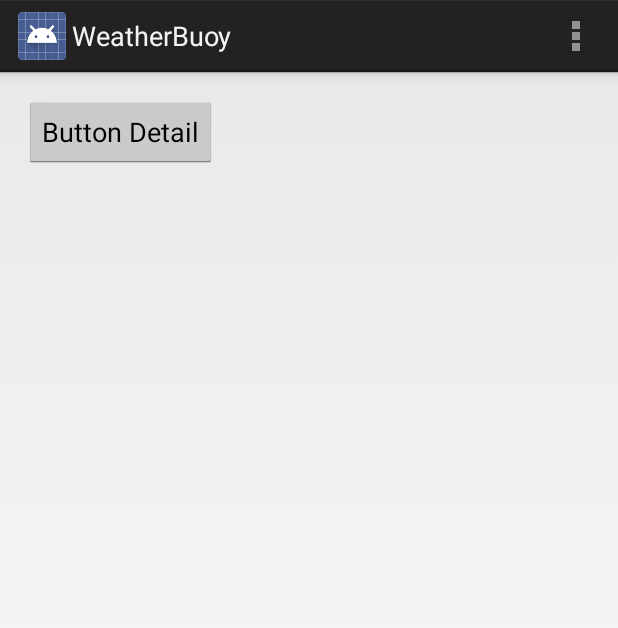
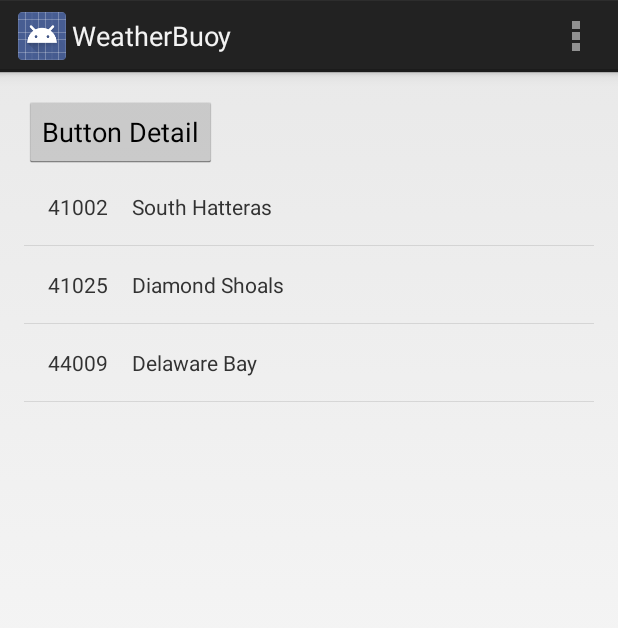
Before and after one commit to krschultz/AndroidWeatherBuoyDemo, an Android app: the screen it shows after launch (BuoyListingActivity), on a phone screen of 412 x 824 dp. Shown: the top 628 px of the screen. Run offline under Robolectric (Android 15) with nearby library versions, the phone set to English and light mode, and no system bars.

Commit message:
add basic list view & adapter to master screen

```diff
--- a/app/src/main/java/com/kevinrschultz/weatherbuoy/data/FakeBuoyListingGenerator.java
+++ b/app/src/main/java/com/kevinrschultz/weatherbuoy/data/FakeBuoyListingGenerator.java
@@ -11,6 +11,10 @@ import java.util.List;
 public class FakeBuoyListingGenerator {
 
     public static List<BuoyDescription> makeAtlanticBuoyListings() {
-        return Lists.newArrayList(new BuoyDescription(1, "test"));
+        BuoyDescription one = new BuoyDescription(41002, "South Hatteras");
+        BuoyDescription two = new BuoyDescription(41025, "Diamond Shoals");
+        BuoyDescription three = new BuoyDescription(44009, "Delaware Bay");
+        return Lists.newArrayList(one, two, three);
     }
+
 }
--- /dev/null
+++ b/app/src/main/java/com/kevinrschultz/weatherbuoy/ui/BaseArrayAdapter.java
@@ -0,0 +1,82 @@
+package com.kevinrschultz.weatherbuoy.ui;
+
+import android.content.Context;
+import android.view.LayoutInflater;
+import android.view.View;
+import android.view.ViewGroup;
+import android.widget.ArrayAdapter;
+
+import java.util.List;
+
+/**
+ * Add newView/bindView methods to ArrayAdapter
+ */
+public abstract class BaseArrayAdapter<T, VH> extends ArrayAdapter<T> {
+
+    private LayoutInflater mInflater;
+
+    private int mLayout;
+
+    /** {@inheritDoc} */
+    public BaseArrayAdapter(Context context, int resource) {
+        super(context, resource);
+        init(resource);
+    }
+
+    /** {@inheritDoc} */
+    public BaseArrayAdapter(Context context, int resource, int textViewResourceId) {
+        super(context, resource, textViewResourceId);
+        init(resource);
+    }
+
+    /** {@inheritDoc} */
+    public BaseArrayAdapter(Context context, int resource, T[] objects) {
+        super(context, resource, objects);
+        init(resource);
+    }
+
+    /** {@inheritDoc} */
+    public BaseArrayAdapter(Context context, int resource, int textViewResourceId, T[] objects) {
+        super(context, resource, textViewResourceId, objects);
+        init(resource);
+    }
+
+    /** {@inheritDoc} */
+    public BaseArrayAdapter(Context context, int resource, List<T> objects) {
+        super(context, resource, objects);
+        init(resource);
+    }
+
+    /** {@inheritDoc} */
+    public BaseArrayAdapter(Context context, int resource, int textViewResourceId, List<T> objects) {
+        super(context, resource, textViewResourceId, objects);
+        init(resource);
+    }
+
+    private void init(int resource) {
+        mLayout = resource;
+        mInflater = (LayoutInflater) getContext().getSystemService(Context.LAYOUT_INFLATER_SERVICE);
+    }
+
+    @Override
+    public View getView(int position, View convertView, ViewGroup parent) {
+        View v;
+        if (convertView == null) {
+            v = newView(getContext(), position, parent);
+            v.setTag(getViewHolder(v, position, getContext()));
+        } else {
+            v = convertView;
+        }
+        bindView(v, position, getContext());
+        return v;
+    }
+
+    protected View newView(Context context, int position, ViewGroup parent) {
+        return mInflater.inflate(mLayout, parent, false);
+    }
+
+    protected abstract VH getViewHolder(View v, int position, Context c);
+
+    protected abstract void bindView(View v, int position, Context context);
+
+}
--- /dev/null
+++ b/app/src/main/java/com/kevinrschultz/weatherbuoy/ui/BuoyDescriptionAdapter.java
@@ -0,0 +1,45 @@
+package com.kevinrschultz.weatherbuoy.ui;
+
+import android.content.Context;
+import android.view.View;
+import android.widget.TextView;
+
+import com.kevinrschultz.weatherbuoy.R;
+import com.kevinrschultz.weatherbuoy.model.BuoyDescription;
+
+/**
+ * @author Kevin Schultz (kschultz@gilt.com)
+ */
+public class BuoyDescriptionAdapter extends BaseArrayAdapter<BuoyDescription, BuoyDescriptionAdapter.ViewHolder> {
+
+    public BuoyDescriptionAdapter(Context context) {
+        super(context, R.layout.row_buoy_description);
+    }
+
+    @Override
+    public void bindView(View v, int position, Context context) {
+        ViewHolder holder = (ViewHolder) v.getTag();
+        BuoyDescription description = getItem(position);
+        holder.id.setText(Integer.toString(description.getId()));
+        holder.name.setText(description.getName());
+    }
+
+    @Override
+    protected ViewHolder getViewHolder(View v, int position, Context c) {
+        ViewHolder holder;
+        if (v.getTag() instanceof ViewHolder) {
+            holder = ViewHolder.class.cast(v.getTag());
+        } else {
+            holder = new ViewHolder();
+            holder.id = (TextView) v.findViewById(R.id.row_buoy_description_id);
+            holder.name = (TextView) v.findViewById(R.id.row_buoy_description_name);
+        }
+        return holder;
+    }
+
+    static class ViewHolder {
+        TextView id;
+        TextView name;
+    }
+
+}
--- a/app/src/main/java/com/kevinrschultz/weatherbuoy/ui/BuoyListingFragment.java
+++ b/app/src/main/java/com/kevinrschultz/weatherbuoy/ui/BuoyListingFragment.java
@@ -7,6 +7,7 @@ import android.view.LayoutInflater;
 import android.view.View;
 import android.view.ViewGroup;
 import android.widget.Button;
+import android.widget.ListView;
 
 import com.kevinrschultz.weatherbuoy.R;
 import com.kevinrschultz.weatherbuoy.model.BuoyDescription;
@@ -20,7 +21,11 @@ public class BuoyListingFragment extends Fragment implements BuoyListingView, Vi
 
     private BuoyListingPresenter presenter;
 
+    private BuoyDescriptionAdapter adapter;
+
     private Button testButton;
+
+    private ListView listView;
 
     public static BuoyListingFragment makeBuoyListingFragment() {
         return new BuoyListingFragment();
@@ -30,12 +35,22 @@ public class BuoyListingFragment extends Fragment implements BuoyListingView, Vi
         presenter = new BuoyListingPresenter();
     }
 
+
+
     @Override
     public View onCreateView(LayoutInflater inflater, ViewGroup container, Bundle savedInstanceState) {
         View v = inflater.inflate(R.layout.fragment_buoy_listing, container, false);
         testButton = Button.class.cast(v.findViewById(R.id.test_button));
+        listView = ListView.class.cast(v.findViewById(android.R.id.list));
+        return v;
+    }
+
+    @Override
+    public void onActivityCreated(Bundle savedInstanceState) {
+        super.onActivityCreated(savedInstanceState);
+        adapter = new BuoyDescriptionAdapter(getActivity());
+        listView.setAdapter(adapter);
         testButton.setOnClickListener(this);
-        return v;
     }
 
     @Override
@@ -62,6 +77,7 @@ public class BuoyListingFragment extends Fragment implements BuoyListingView, Vi
 
     @Override
     public void updateList(List<BuoyDescription> descriptionList) {
-
+        adapter.clear();
+        adapter.addAll(descriptionList);
     }
 }
--- a/app/src/main/res/layout/fragment_buoy_listing.xml
+++ b/app/src/main/res/layout/fragment_buoy_listing.xml
@@ -14,4 +14,10 @@
         android:layout_width="wrap_content"
         android:layout_height="wrap_content" />
 
+    <ListView
+        android:id="@android:id/list"
+        android:layout_width="match_parent"
+        android:layout_height="match_parent"
+        android:layout_below="@id/test_button"/>
+
 </RelativeLayout>
--- /dev/null
+++ b/app/src/main/res/layout/row_buoy_description.xml
@@ -0,0 +1,23 @@
+<?xml version="1.0" encoding="utf-8"?>
+
+<RelativeLayout xmlns:android="http://schemas.android.com/apk/res/android"
+    android:layout_width="match_parent"
+    android:layout_height="match_parent"
+    android:orientation="vertical"
+    android:padding="@dimen/standard_padding">
+
+    <TextView
+        android:id="@+id/row_buoy_description_id"
+        android:layout_width="wrap_content"
+        android:layout_height="wrap_content"
+        android:layout_alignParentLeft="true"
+        android:padding="@dimen/standard_padding" />
+
+    <TextView
+        android:id="@+id/row_buoy_description_name"
+        android:layout_width="wrap_content"
+        android:layout_height="wrap_content"
+        android:layout_toRightOf="@id/row_buoy_description_id"
+        android:padding="@dimen/standard_padding" />
+
+</RelativeLayout>
```
